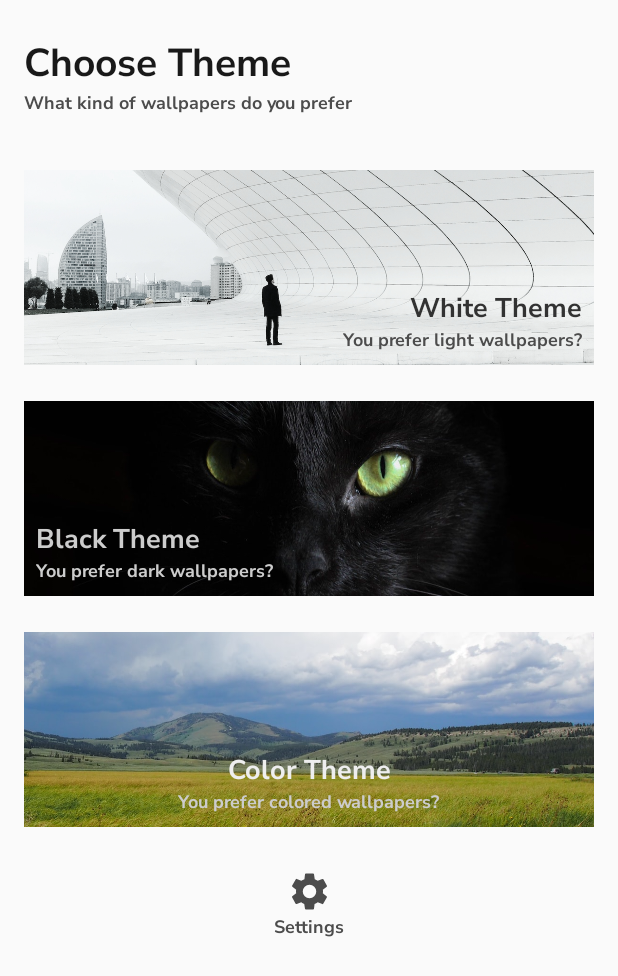
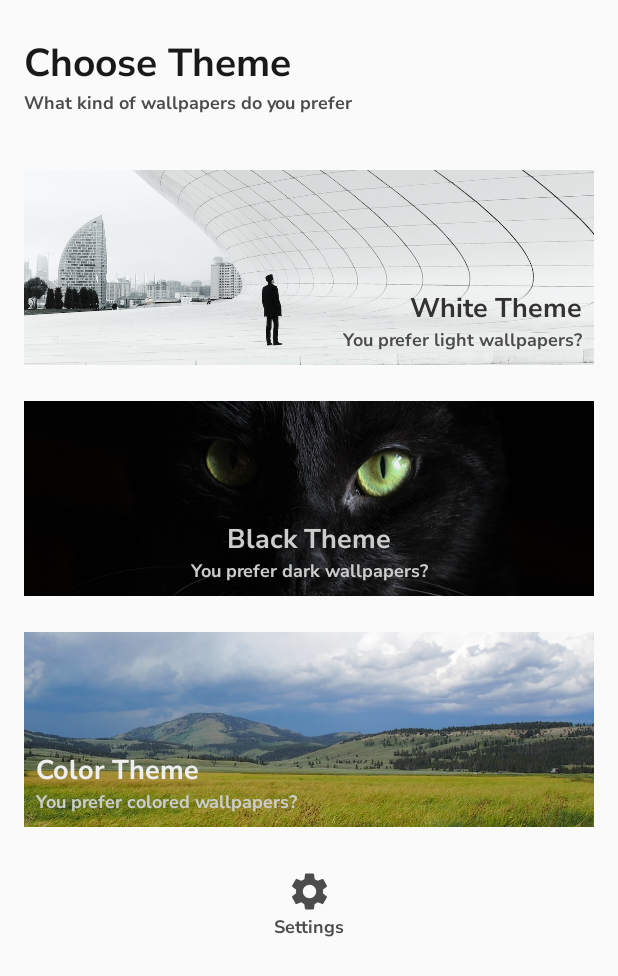
Before and after one commit to isamirkhaan1/wallpaperapp, an Android app: the screen it shows after launch once a user with an empty profile is signed in (MainActivity), on a phone screen of 412 x 824 dp. Shown: the top 976 px of the screen. Run offline under Robolectric (Android 15) with nearby library versions, the phone set to English and light mode, and no system bars; our stand-ins replace navigation-ui; 1 statement that could not run was skipped.

Commit message:
fix full screen UI loading bug

```diff
--- a/app/src/main/res/layout/home_fragment.xml
+++ b/app/src/main/res/layout/home_fragment.xml
@@ -5,6 +5,7 @@
     xmlns:app="http://schemas.android.com/apk/res-auto"
     android:layout_width="match_parent"
     android:layout_height="match_parent"
+    android:fillViewport="true"
     android:scrollbars="vertical">
 
     <androidx.constraintlayout.widget.ConstraintLayout
@@ -86,8 +87,9 @@
             android:textColor="@color/color_black_shade4"
             android:text="@string/tit_black_theme"
 
-            app:layout_constraintBottom_toTopOf="@+id/tv_black_theme_msg"
-            app:layout_constraintStart_toStartOf="parent" />
+            app:layout_constraintLeft_toLeftOf="parent"
+            app:layout_constraintRight_toRightOf="parent"
+            app:layout_constraintBottom_toTopOf="@+id/tv_black_theme_msg" />
 
         <TextView
             android:id="@+id/tv_black_theme_msg"
@@ -96,8 +98,9 @@
             android:textColor="@color/color_black_shade4"
             android:text="@string/msg_black_box"
 
-            app:layout_constraintBottom_toBottomOf="@+id/img_black_theme"
-            app:layout_constraintStart_toStartOf="parent" />
+            app:layout_constraintLeft_toLeftOf="parent"
+            app:layout_constraintRight_toRightOf="parent"
+            app:layout_constraintBottom_toBottomOf="@+id/img_black_theme" />
 
 
         <ImageView
@@ -118,7 +121,7 @@
             android:text="@string/tit_color_theme"
             android:textColor="@color/color_black_shade5"
 
-            app:layout_constraintRight_toRightOf="parent"
+            app:layout_constraintStart_toStartOf="parent"
             app:layout_constraintLeft_toLeftOf="parent"
             app:layout_constraintBottom_toTopOf="@+id/tv_color_theme_msg" />
 
@@ -130,7 +133,7 @@
             android:text="@string/msg_color_box"
 
 
-            app:layout_constraintRight_toRightOf="parent"
+            app:layout_constraintStart_toStartOf="parent"
             app:layout_constraintLeft_toLeftOf="parent"
             app:layout_constraintBottom_toBottomOf="@+id/img_color_theme" />
 
```
